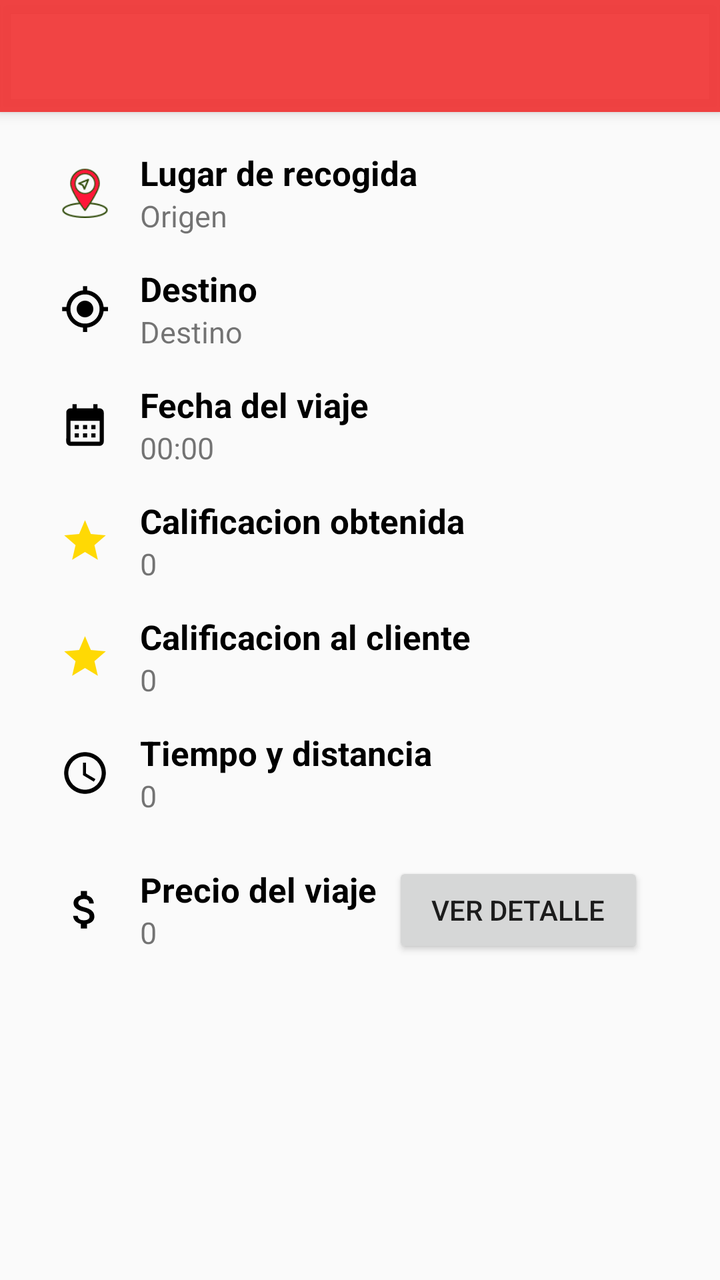
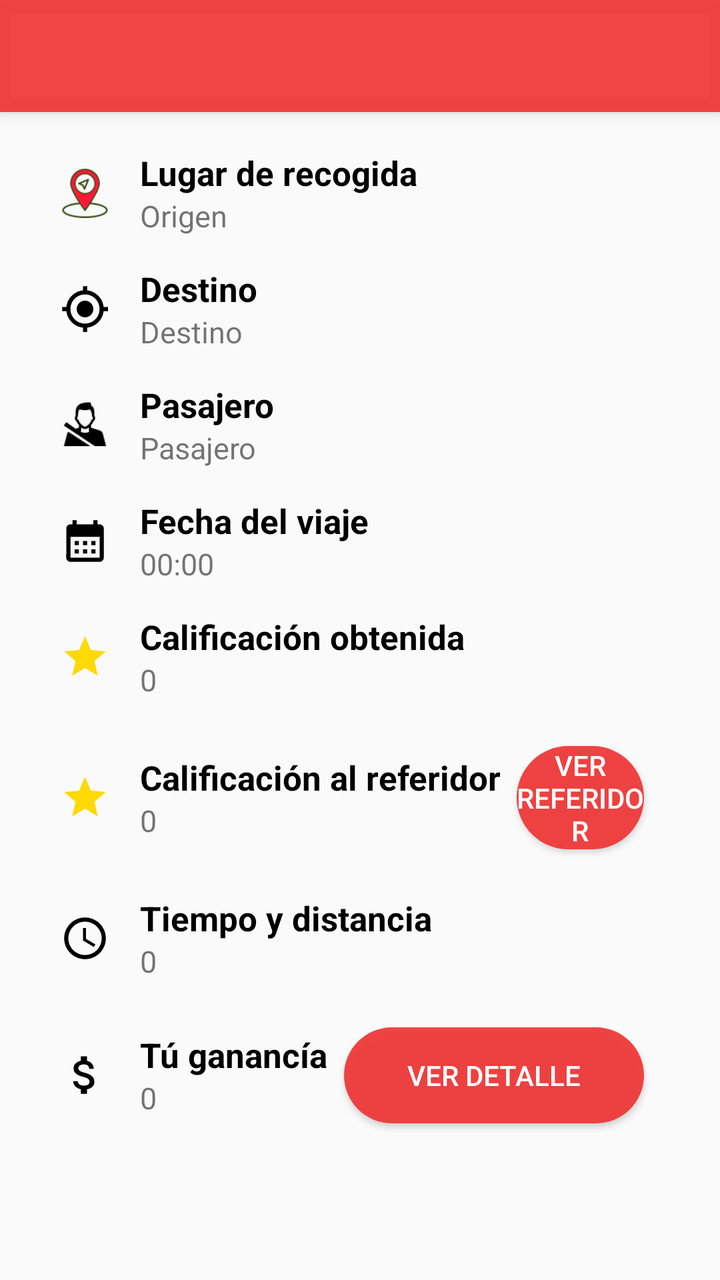

Screens rendered from an Android XML layout before and after an edit, with the pre-edit source and the edit as a unified diff.
<!-- AndroidManifest.xml: application theme Theme.ToonsConductor -->
<!-- res/layout/activity_histories_details.xml -->
<?xml version="1.0" encoding="utf-8"?>
<androidx.coordinatorlayout.widget.CoordinatorLayout xmlns:android="http://schemas.android.com/apk/res/android"
    xmlns:app="http://schemas.android.com/apk/res-auto"
    xmlns:tools="http://schemas.android.com/tools"
    android:layout_width="match_parent"
    android:layout_height="match_parent"
    tools:context=".activitys.historiesDetails.HistoriesDetailActivity">

    <com.google.android.material.appbar.AppBarLayout
            android:layout_width="match_parent"
            android:layout_height="wrap_content">
        <androidx.appcompat.widget.Toolbar
            android:id="@+id/toolbar"
            android:layout_width="match_parent"
            android:layout_height="wrap_content" />
    </com.google.android.material.appbar.AppBarLayout>



    <LinearLayout
        android:layout_width="match_parent"
        android:layout_height="match_parent"
        android:orientation="vertical"
        android:layout_marginTop="60dp">

        <LinearLayout
            android:layout_width="match_parent"
            android:layout_height="wrap_content"
            android:orientation="horizontal"
            android:gravity="center_vertical"
            android:layout_marginLeft="30dp"
            android:layout_marginRight="30dp"
            android:layout_marginTop="15dp">

            <ImageView
                android:layout_width="25dp"
                android:layout_height="25dp"
                android:src="@drawable/my_location_red" />

            <LinearLayout
                android:layout_width="wrap_content"
                android:layout_height="wrap_content"
                android:orientation="vertical"
                android:layout_marginLeft="15dp">

                <TextView
                    android:layout_width="wrap_content"
                    android:layout_height="wrap_content"
                    android:text="Lugar de recogida"
                    android:textStyle="bold"
                    android:textColor="@color/black"
                    android:textSize="17sp"/>

                <TextView
                    android:id="@+id/textViewOrigin"
                    android:layout_width="wrap_content"
                    android:layout_height="wrap_content"
                    android:text="Origen"
                    android:textSize="15sp"/>

            </LinearLayout>

        </LinearLayout>


        <LinearLayout
            android:layout_width="match_parent"
            android:layout_height="wrap_content"
            android:orientation="horizontal"
            android:gravity="center_vertical"
            android:layout_marginLeft="30dp"
            android:layout_marginRight="30dp"
            android:layout_marginTop="15dp">

            <ImageView
                android:layout_width="25dp"
                android:layout_height="25dp"
                android:src="@drawable/baseline_my_location_24" />

            <LinearLayout
                android:layout_width="wrap_content"
                android:layout_height="wrap_content"
                android:orientation="vertical"
                android:layout_marginLeft="15dp">

                <TextView
                    android:layout_width="wrap_content"
                    android:layout_height="wrap_content"
                    android:text="Destino"
                    android:textStyle="bold"
                    android:textColor="@color/black"
                    android:textSize="17sp"/>

                <TextView
                    android:id="@+id/textViewDestination"
                    android:layout_width="wrap_content"
                    android:layout_height="wrap_content"
                    android:text="Destino"
                    android:textSize="15sp"/>

            </LinearLayout>

        </LinearLayout>


        <LinearLayout
            android:layout_width="match_parent"
            android:layout_height="wrap_content"
            android:orientation="horizontal"
            android:gravity="center_vertical"
            android:layout_marginLeft="30dp"
            android:layout_marginRight="30dp"
            android:layout_marginTop="15dp">

            <ImageView
                android:layout_width="25dp"
                android:layout_height="25dp"
                android:src="@drawable/baseline_calendar_month_24" />

            <LinearLayout
                android:layout_width="wrap_content"
                android:layout_height="wrap_content"
                android:orientation="vertical"
                android:layout_marginLeft="15dp">

                <TextView
                    android:layout_width="wrap_content"
                    android:layout_height="wrap_content"
                    android:text="Fecha del viaje"
                    android:textStyle="bold"
                    android:textColor="@color/black"
                    android:textSize="17sp"/>

                <TextView
                    android:id="@+id/textViewDate"
                    android:layout_width="wrap_content"
                    android:layout_height="wrap_content"
                    android:text="00:00"
                    android:textSize="15sp"/>

            </LinearLayout>

        </LinearLayout>

        <LinearLayout
            android:layout_width="match_parent"
            android:layout_height="wrap_content"
            android:orientation="horizontal"
            android:gravity="center_vertical"
            android:layout_marginLeft="30dp"
            android:layout_marginRight="30dp"
            android:layout_marginTop="15dp">

            <ImageView
                android:layout_width="25dp"
                android:layout_height="25dp"
                android:src="@drawable/baseline_star_24" />

            <LinearLayout
                android:layout_width="wrap_content"
                android:layout_height="wrap_content"
                android:orientation="vertical"
                android:layout_marginLeft="15dp">

                <TextView
                    android:layout_width="wrap_content"
                    android:layout_height="wrap_content"
                    android:text="Calificacion obtenida"
                    android:textStyle="bold"
                    android:textColor="@color/black"
                    android:textSize="17sp"/>

                <TextView
                    android:id="@+id/textViewMyCalification"
                    android:layout_width="wrap_content"
                    android:layout_height="wrap_content"
                    android:text="0"
                    android:textSize="15sp"/>

            </LinearLayout>

        </LinearLayout>

        <LinearLayout
            android:layout_width="match_parent"
            android:layout_height="wrap_content"
            android:orientation="horizontal"
            android:gravity="center_vertical"
            android:layout_marginLeft="30dp"
            android:layout_marginRight="30dp"
            android:layout_marginTop="15dp">

            <ImageView
                android:layout_width="25dp"
                android:layout_height="25dp"
                android:src="@drawable/baseline_star_24" />

            <LinearLayout
                android:layout_width="wrap_content"
                android:layout_height="wrap_content"
                android:orientation="vertical"
                android:layout_marginLeft="15dp">

                <TextView
                    android:layout_width="wrap_content"
                    android:layout_height="wrap_content"
                    android:text="Calificacion al cliente"
                    android:textStyle="bold"
                    android:textColor="@color/black"
                    android:textSize="17sp"/>

                <TextView
                    android:id="@+id/textViewClientCalification"
                    android:layout_width="wrap_content"
                    android:layout_height="wrap_content"
                    android:text="0"
                    android:textSize="15sp"/>

            </LinearLayout>

        </LinearLayout>

        <LinearLayout
            android:layout_width="match_parent"
            android:layout_height="wrap_content"
            android:orientation="horizontal"
            android:gravity="center_vertical"
            android:layout_marginLeft="30dp"
            android:layout_marginRight="30dp"
            android:layout_marginTop="15dp">

            <ImageView
                android:layout_width="25dp"
                android:layout_height="25dp"
                android:src="@drawable/baseline_access_time_24" />

            <LinearLayout
                android:layout_width="wrap_content"
                android:layout_height="wrap_content"
                android:orientation="vertical"
                android:layout_marginLeft="15dp">

                <TextView
                    android:layout_width="wrap_content"
                    android:layout_height="wrap_content"
                    android:text="Tiempo y distancia"
                    android:textStyle="bold"
                    android:textColor="@color/black"
                    android:textSize="17sp"/>

                <TextView
                    android:id="@+id/textViewTimeAndDistance"
                    android:layout_width="wrap_content"
                    android:layout_height="wrap_content"
                    android:text="0"
                    android:textSize="15sp"/>

            </LinearLayout>

        </LinearLayout>

        <LinearLayout
            android:layout_width="match_parent"
            android:layout_height="wrap_content"
            android:orientation="horizontal"
            android:gravity="center_vertical"
            android:layout_marginLeft="30dp"
            android:layout_marginRight="30dp"
            android:layout_marginTop="15dp">

            <ImageView
                android:layout_width="25dp"
                android:layout_height="25dp"
                android:src="@drawable/baseline_attach_money_24" />

            <LinearLayout
                android:layout_width="wrap_content"
                android:layout_height="wrap_content"
                android:orientation="vertical"
                android:layout_marginLeft="15dp">

                <TextView
                    android:layout_width="wrap_content"
                    android:layout_height="wrap_content"
                    android:text="Precio del viaje"
                    android:textStyle="bold"
                    android:textColor="@color/black"
                    android:textSize="17sp"/>

                <TextView
                    android:id="@+id/textViewPrice"
                    android:layout_width="wrap_content"
                    android:layout_height="wrap_content"
                    android:text="0"
                    android:textSize="15sp"/>

            </LinearLayout>

            <Button
                android:layout_margin="8dp"
                android:id="@+id/button_ver_detalle"
                android:layout_width="wrap_content"
                android:layout_height="wrap_content"
                android:layout_weight="1"
                android:text="Ver detalle" />

        </LinearLayout>

    </LinearLayout>

</androidx.coordinatorlayout.widget.CoordinatorLayout>
<!-- resources referenced by this layout -->
<resources>
  <color name="black">#FF000000</color>
  <!-- drawable baseline_access_time_24 (drawable) -->
  <vector android:height="24dp" android:tint="#000000"
      android:viewportHeight="24" android:viewportWidth="24"
      android:width="24dp" xmlns:android="http://schemas.android.com/apk/res/android">
      <path android:fillColor="@android:color/white" android:pathData="M11.99,2C6.47,2 2,6.48 2,12s4.47,10 9.99,10C17.52,22 22,17.52 22,12S17.52,2 11.99,2zM12,20c-4.42,0 -8,-3.58 -8,-8s3.58,-8 8,-8 8,3.58 8,8 -3.58,8 -8,8z"/>
      <path android:fillColor="@android:color/white" android:pathData="M12.5,7H11v6l5.25,3.15 0.75,-1.23 -4.5,-2.67z"/>
  </vector>
  <!-- drawable baseline_attach_money_24 (drawable) -->
  <vector android:height="24dp" android:tint="#000000"
      android:viewportHeight="24" android:viewportWidth="24"
      android:width="24dp" xmlns:android="http://schemas.android.com/apk/res/android">
      <path android:fillColor="@android:color/white" android:pathData="M11.8,10.9c-2.27,-0.59 -3,-1.2 -3,-2.15 0,-1.09 1.01,-1.85 2.7,-1.85 1.78,0 2.44,0.85 2.5,2.1h2.21c-0.07,-1.72 -1.12,-3.3 -3.21,-3.81V3h-3v2.16c-1.94,0.42 -3.5,1.68 -3.5,3.61 0,2.31 1.91,3.46 4.7,4.13 2.5,0.6 3,1.48 3,2.41 0,0.69 -0.49,1.79 -2.7,1.79 -2.06,0 -2.87,-0.92 -2.98,-2.1h-2.2c0.12,2.19 1.76,3.42 3.68,3.83V21h3v-2.15c1.95,-0.37 3.5,-1.5 3.5,-3.55 0,-2.84 -2.43,-3.81 -4.7,-4.4z"/>
  </vector>
  <!-- drawable baseline_calendar_month_24 (drawable) -->
  <vector android:height="24dp" android:tint="#000000"
      android:viewportHeight="24" android:viewportWidth="24"
      android:width="24dp" xmlns:android="http://schemas.android.com/apk/res/android">
      <path android:fillColor="@android:color/white" android:pathData="M19,4h-1V2h-2v2H8V2H6v2H5C3.89,4 3.01,4.9 3.01,6L3,20c0,1.1 0.89,2 2,2h14c1.1,0 2,-0.9 2,-2V6C21,4.9 20.1,4 19,4zM19,20H5V10h14V20zM9,14H7v-2h2V14zM13,14h-2v-2h2V14zM17,14h-2v-2h2V14zM9,18H7v-2h2V18zM13,18h-2v-2h2V18zM17,18h-2v-2h2V18z"/>
  </vector>
  <!-- drawable baseline_my_location_24 (drawable) -->
  <vector android:height="24dp" android:tint="#000000"
      android:viewportHeight="24" android:viewportWidth="24"
      android:width="24dp" xmlns:android="http://schemas.android.com/apk/res/android">
      <path android:fillColor="@android:color/white" android:pathData="M12,8c-2.21,0 -4,1.79 -4,4s1.79,4 4,4 4,-1.79 4,-4 -1.79,-4 -4,-4zM20.94,11c-0.46,-4.17 -3.77,-7.48 -7.94,-7.94L13,1h-2v2.06C6.83,3.52 3.52,6.83 3.06,11L1,11v2h2.06c0.46,4.17 3.77,7.48 7.94,7.94L11,23h2v-2.06c4.17,-0.46 7.48,-3.77 7.94,-7.94L23,13v-2h-2.06zM12,19c-3.87,0 -7,-3.13 -7,-7s3.13,-7 7,-7 7,3.13 7,7 -3.13,7 -7,7z"/>
  </vector>
  <!-- drawable baseline_star_24 (drawable) -->
  <vector android:height="24dp" android:tint="#FFD904"
      android:viewportHeight="24" android:viewportWidth="24"
      android:width="24dp" xmlns:android="http://schemas.android.com/apk/res/android">
      <path android:fillColor="@android:color/white" android:pathData="M12,17.27L18.18,21l-1.64,-7.03L22,9.24l-7.19,-0.61L12,2 9.19,8.63 2,9.24l5.46,4.73L5.82,21z"/>
  </vector>
  <style name="Theme.ToonsConductor" parent="Base.Theme.ToonsConductor" />
  <color name="rojo">#EEF13737</color>
  <color name="white">#FFFFFFFF</color>
  <color name="grey">#C9B7B7</color>
  <style name="CustomProgressBar" parent="@android:style/Widget.ProgressBar">
          <item name="android:backgroundTint">@color/red</item>
      </style>
  <color name="red">#FF1739</color>
  <!-- unchanged entries left out for length: 2 -->
</resources>

<!-- the commit's change to res/layout/activity_histories_details.xml (unified diff, before → after) -->
@@ -102,6 +102,44 @@
 
         </LinearLayout>
 
+        <LinearLayout
+            android:layout_width="match_parent"
+            android:layout_height="wrap_content"
+            android:orientation="horizontal"
+            android:gravity="center_vertical"
+            android:layout_marginLeft="30dp"
+            android:layout_marginRight="30dp"
+            android:layout_marginTop="15dp">
+
+            <ImageView
+                android:layout_width="25dp"
+                android:layout_height="25dp"
+                android:src="@drawable/ic_pasajero" />
+
+            <LinearLayout
+                android:layout_width="wrap_content"
+                android:layout_height="wrap_content"
+                android:orientation="vertical"
+                android:layout_marginLeft="15dp">
+
+                <TextView
+                    android:layout_width="wrap_content"
+                    android:layout_height="wrap_content"
+                    android:text="Pasajero"
+                    android:textStyle="bold"
+                    android:textColor="@color/black"
+                    android:textSize="17sp"/>
+
+                <TextView
+                    android:id="@+id/textViewPasajero"
+                    android:layout_width="wrap_content"
+                    android:layout_height="wrap_content"
+                    android:text="Pasajero"
+                    android:textSize="15sp"/>
+
+            </LinearLayout>
+
+        </LinearLayout>
 
         <LinearLayout
             android:layout_width="match_parent"
@@ -165,7 +203,7 @@
                 <TextView
                     android:layout_width="wrap_content"
                     android:layout_height="wrap_content"
-                    android:text="Calificacion obtenida"
+                    android:text="Calificación obtenida"
                     android:textStyle="bold"
                     android:textColor="@color/black"
                     android:textSize="17sp"/>
@@ -204,7 +242,7 @@
                 <TextView
                     android:layout_width="wrap_content"
                     android:layout_height="wrap_content"
-                    android:text="Calificacion al cliente"
+                    android:text="Calificación al referidor"
                     android:textStyle="bold"
                     android:textColor="@color/black"
                     android:textSize="17sp"/>
@@ -218,6 +256,17 @@
 
             </LinearLayout>
 
+            <Button
+                android:layout_margin="8dp"
+                android:id="@+id/button_ver_cliente"
+                android:layout_width="100dp"
+                android:layout_height="wrap_content"
+                android:layout_weight="1"
+                android:background="@drawable/boton_redondo"
+                android:textColor="@color/white"
+                android:text="Ver Referidor" />
+
+
         </LinearLayout>
 
         <LinearLayout
@@ -282,7 +331,7 @@
                 <TextView
                     android:layout_width="wrap_content"
                     android:layout_height="wrap_content"
-                    android:text="Precio del viaje"
+                    android:text="Tú ganancía"
                     android:textStyle="bold"
                     android:textColor="@color/black"
                     android:textSize="17sp"/>
@@ -299,9 +348,11 @@
             <Button
                 android:layout_margin="8dp"
                 android:id="@+id/button_ver_detalle"
-                android:layout_width="wrap_content"
-                android:layout_height="wrap_content"
-                android:layout_weight="1"
+                android:layout_width="150dp"
+                android:layout_height="wrap_content"
+
+                android:background="@drawable/boton_redondo"
+                android:textColor="@color/white"
                 android:text="Ver detalle" />
 
         </LinearLayout>
<!-- resource entries referenced after the edit -->
@@ -32,6 +32,15 @@
       android:width="24dp" xmlns:android="http://schemas.android.com/apk/res/android">
       <path android:fillColor="@android:color/white" android:pathData="M12,17.27L18.18,21l-1.64,-7.03L22,9.24l-7.19,-0.61L12,2 9.19,8.63 2,9.24l5.46,4.73L5.82,21z"/>
   </vector>
+  <!-- drawable boton_redondo (drawable) -->
+  <?xml version="1.0" encoding="utf-8"?>
+  <shape
+      xmlns:android="http://schemas.android.com/apk/res/android">
+  
+      <corners android:radius="50dp"></corners>
+      <solid android:color="@color/rojo"></solid>
+  </shape>
+  <!-- drawable ic_pasajero: png bitmap (drawable, 1140 bytes) -->
   <style name="Theme.ToonsConductor" parent="Base.Theme.ToonsConductor" />
   <color name="rojo">#EEF13737</color>
   <color name="white">#FFFFFFFF</color>
